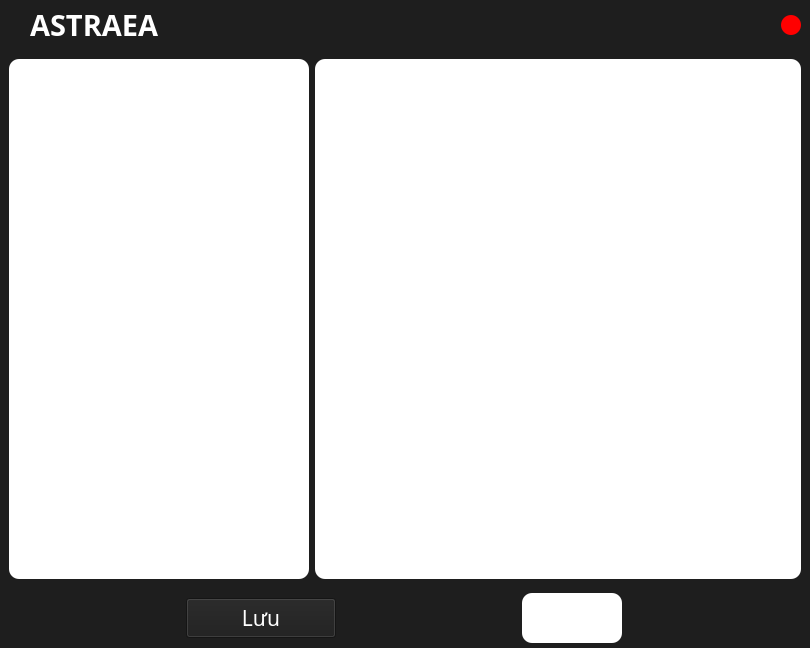
hoangm960/Astraea, file UI_Files/Doc.ui: the form before one commit.
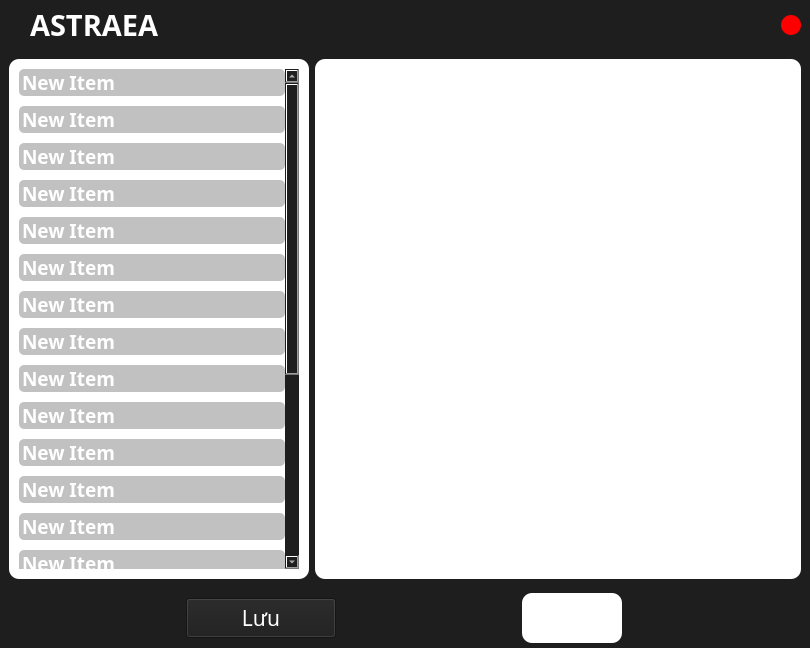
The form after the commit. Icons and pictures are not drawn.

Patch:
```diff
--- a/UI_Files/Doc.ui
+++ b/UI_Files/Doc.ui
@@ -238,6 +238,111 @@
          <property name="sortingEnabled">
           <bool>false</bool>
          </property>
+         <item>
+          <property name="text">
+           <string>New Item</string>
+          </property>
+         </item>
+         <item>
+          <property name="text">
+           <string>New Item</string>
+          </property>
+         </item>
+         <item>
+          <property name="text">
+           <string>New Item</string>
+          </property>
+         </item>
+         <item>
+          <property name="text">
+           <string>New Item</string>
+          </property>
+         </item>
+         <item>
+          <property name="text">
+           <string>New Item</string>
+          </property>
+         </item>
+         <item>
+          <property name="text">
+           <string>New Item</string>
+          </property>
+         </item>
+         <item>
+          <property name="text">
+           <string>New Item</string>
+          </property>
+         </item>
+         <item>
+          <property name="text">
+           <string>New Item</string>
+          </property>
+         </item>
+         <item>
+          <property name="text">
+           <string>New Item</string>
+          </property>
+         </item>
+         <item>
+          <property name="text">
+           <string>New Item</string>
+          </property>
+         </item>
+         <item>
+          <property name="text">
+           <string>New Item</string>
+          </property>
+         </item>
+         <item>
+          <property name="text">
+           <string>New Item</string>
+          </property>
+         </item>
+         <item>
+          <property name="text">
+           <string>New Item</string>
+          </property>
+         </item>
+         <item>
+          <property name="text">
+           <string>New Item</string>
+          </property>
+         </item>
+         <item>
+          <property name="text">
+           <string>New Item</string>
+          </property>
+         </item>
+         <item>
+          <property name="text">
+           <string>New Item</string>
+          </property>
+         </item>
+         <item>
+          <property name="text">
+           <string>New Item</string>
+          </property>
+         </item>
+         <item>
+          <property name="text">
+           <string>New Item</string>
+          </property>
+         </item>
+         <item>
+          <property name="text">
+           <string>New Item</string>
+          </property>
+         </item>
+         <item>
+          <property name="text">
+           <string>New Item</string>
+          </property>
+         </item>
+         <item>
+          <property name="text">
+           <string>New Item</string>
+          </property>
+         </item>
         </widget>
        </item>
        <item>
```
